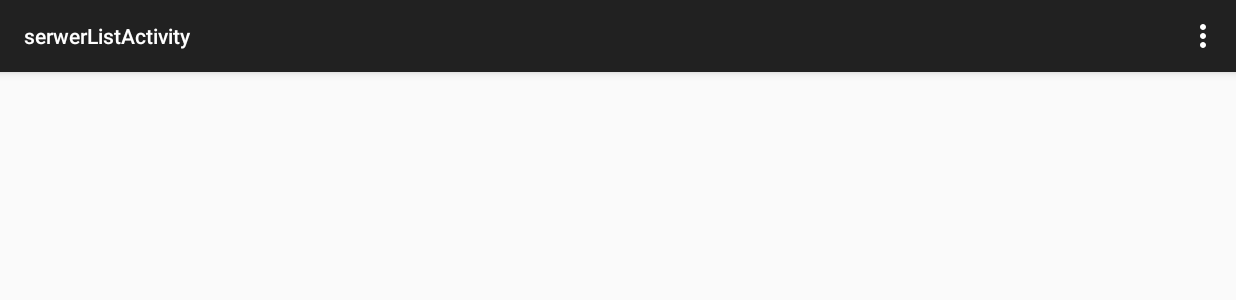
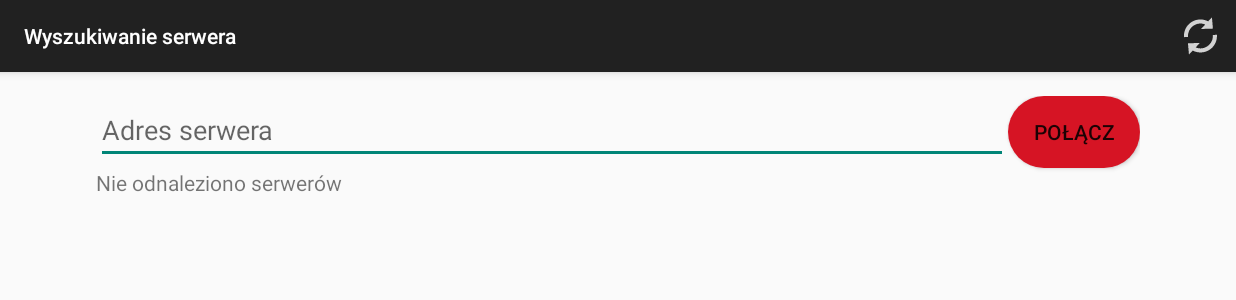
Before and after one commit to bareq/flappy-hunt, an Android app: the SerwerListActivity screen opened directly, with no data from a screen before it, on a phone screen of 824 x 412 dp (held sideways). Shown: the top 300 px of the screen. Run offline under Robolectric (Android 15) with nearby library versions, the phone set to English and light mode, and no system bars.

Commit message:
ekran wyszukiwania serwerów

```diff
--- a/android/FlappyHunt/app/build.gradle
+++ b/android/FlappyHunt/app/build.gradle
@@ -6,7 +6,7 @@ android {
 
     defaultConfig {
         applicationId "com.barqsoft.flappyhunt"
-        minSdkVersion 15
+        minSdkVersion 16
         targetSdkVersion 22
         versionCode 1
         versionName "1.0"
--- a/android/FlappyHunt/app/src/main/AndroidManifest.xml
+++ b/android/FlappyHunt/app/src/main/AndroidManifest.xml
@@ -2,6 +2,7 @@
 <manifest xmlns:android="http://schemas.android.com/apk/res/android"
     package="com.barqsoft.flappyhunt" >
 
+    <uses-permission android:name="android.permission.INTERNET" />
     <application
         android:allowBackup="true"
         android:icon="@mipmap/ic_launcher"
--- a/android/FlappyHunt/app/src/main/res/layout/activity_serwer_list.xml
+++ b/android/FlappyHunt/app/src/main/res/layout/activity_serwer_list.xml
@@ -4,6 +4,47 @@
     android:paddingRight="@dimen/activity_horizontal_margin"
     android:paddingTop="@dimen/activity_vertical_margin"
     android:paddingBottom="@dimen/activity_vertical_margin"
-    tools:context="com.barqsoft.flappyhunt.serwerListActivity">
+    tools:context="com.barqsoft.flappyhunt.SerwerListActivity">
 
+    <EditText
+        android:layout_width="wrap_content"
+        android:layout_height="wrap_content"
+        android:id="@+id/editText"
+        android:layout_alignParentTop="true"
+        android:layout_alignParentLeft="true"
+        android:layout_alignParentStart="true"
+        android:layout_toLeftOf="@+id/button2"
+        android:layout_toStartOf="@+id/button2"
+        android:hint="Adres serwera" />
+
+    <Button
+        android:layout_width="wrap_content"
+        android:layout_height="wrap_content"
+        android:background="@xml/rounded_blue"
+        android:text="Połącz"
+        android:id="@+id/button2"
+        android:layout_alignTop="@+id/editText"
+        android:layout_alignParentRight="true"
+        android:layout_alignParentEnd="true"
+        android:padding="10dp" />
+
+    <ListView
+        android:layout_width="wrap_content"
+        android:layout_height="wrap_content"
+        android:id="@+id/listView"
+        android:layout_below="@+id/button2"
+        android:layout_alignParentLeft="true"
+        android:layout_alignParentStart="true"
+        android:layout_alignParentRight="true"
+        android:layout_alignParentEnd="true"
+        android:layout_alignParentBottom="true" />
+
+    <TextView
+        android:layout_width="wrap_content"
+        android:layout_height="wrap_content"
+        android:text="Nie odnaleziono serwerów"
+        android:id="@+id/textView"
+        android:layout_alignTop="@+id/listView"
+        android:layout_alignParentLeft="true"
+        android:layout_alignParentStart="true" />
 </RelativeLayout>
--- a/android/FlappyHunt/app/src/main/res/menu/menu_serwer_list.xml
+++ b/android/FlappyHunt/app/src/main/res/menu/menu_serwer_list.xml
@@ -1,7 +1,8 @@
 <menu xmlns:android="http://schemas.android.com/apk/res/android"
-    xmlns:app="http://schemas.android.com/apk/res-auto"
-    xmlns:tools="http://schemas.android.com/tools"
-    tools:context="com.barqsoft.flappyhunt.serwerListActivity">
-    <item android:id="@+id/action_settings" android:title="@string/action_settings"
-        android:orderInCategory="100" app:showAsAction="never" />
+      xmlns:yourapp="http://schemas.android.com/apk/res-auto" >
+    <item android:id="@+id/action_refresh"
+        android:icon="@mipmap/ic_action_refresh"
+        android:title="Odśwież"
+        yourapp:showAsAction="ifRoom" />
+
 </menu>
```
Also changed, not shown: android/FlappyHunt/app/src/main/java/com/barqsoft/flappyhunt/SerwerListActivity.java (+66 -3 lines), android/FlappyHunt/app/src/main/res/mipmap-hdpi/ic_action_refresh.png (added), android/FlappyHunt/app/src/main/res/mipmap-mdpi/ic_action_refresh.png (added), android/FlappyHunt/app/src/main/res/mipmap-xhdpi/ic_action_refresh.png (added), android/FlappyHunt/app/src/main/res/mipmap-xxhdpi/ic_action_refresh.png (added), 1 other file.
